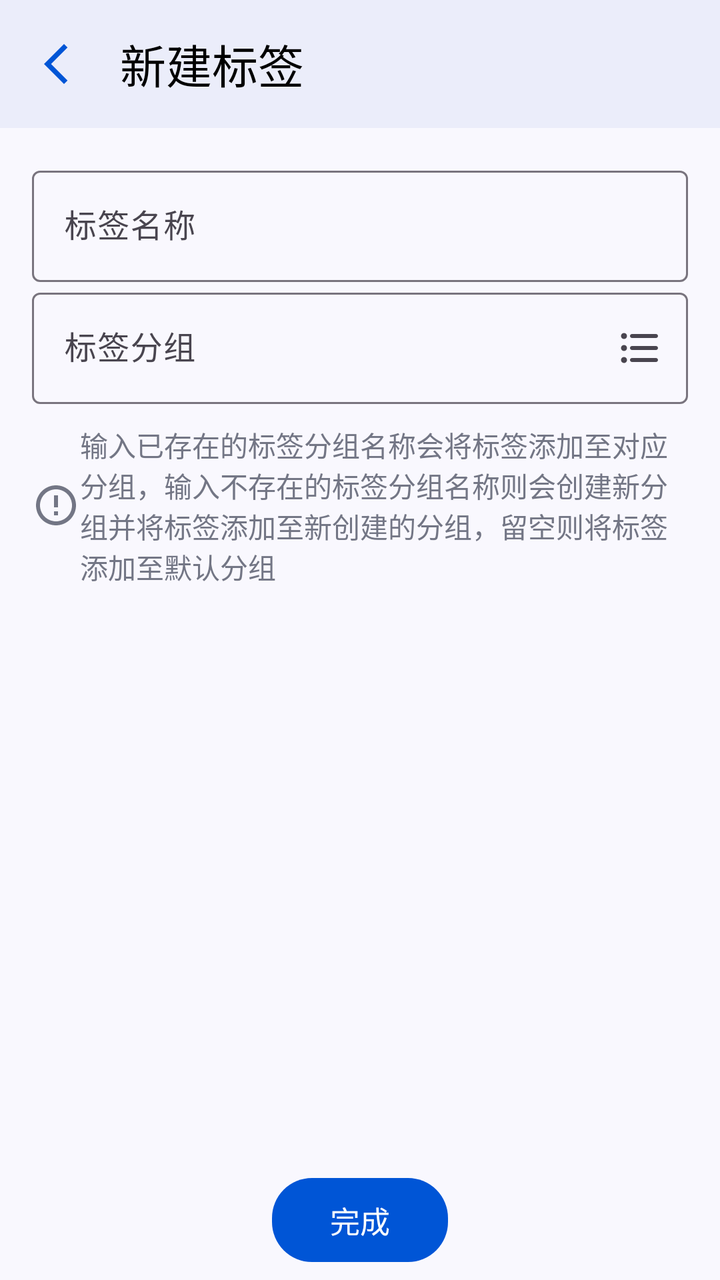
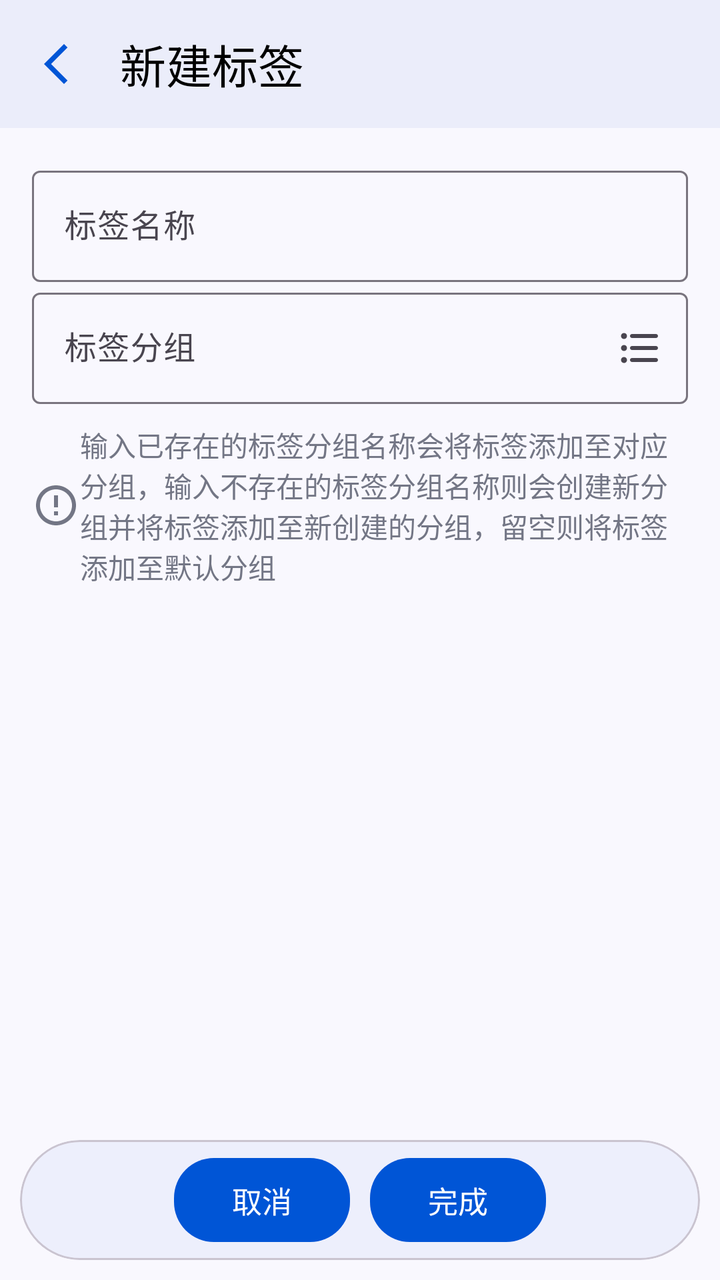

An Android layout rendered at two revisions. The XML below is the earlier revision; the diff shows what the commit changed to produce the second picture.
<!-- AndroidManifest.xml: application theme Theme.ProjectManager -->
<!-- res/layout/activity_new_tag.xml -->
<?xml version="1.0" encoding="utf-8"?>
<androidx.constraintlayout.widget.ConstraintLayout xmlns:android="http://schemas.android.com/apk/res/android"
    xmlns:app="http://schemas.android.com/apk/res-auto"
    xmlns:tools="http://schemas.android.com/tools"
    style="@style/PageStyle"
    android:layout_width="match_parent"
    android:layout_height="match_parent"
    tools:context=".ui.bookkeeping.tag.edit.NewTagActivity">

    <com.google.android.material.appbar.MaterialToolbar
        android:id="@+id/toolbar"
        android:layout_width="match_parent"
        android:layout_height="?attr/actionBarSize"
        app:layout_constraintEnd_toEndOf="parent"
        app:layout_constraintStart_toStartOf="parent"
        app:layout_constraintTop_toTopOf="parent"
        app:navigationIcon="@drawable/baseline_arrow_back_ios_new_24"
        app:title="@string/title_new_tag" />

    <ScrollView
        android:layout_width="match_parent"
        android:layout_height="0dp"
        app:layout_constraintBottom_toTopOf="@+id/finish_btn"
        app:layout_constraintTop_toBottomOf="@+id/toolbar">

        <LinearLayout
            android:layout_width="match_parent"
            android:layout_height="wrap_content"
            android:orientation="vertical"
            android:padding="16dp">

            <com.google.android.material.textfield.TextInputLayout
                android:id="@+id/tag_name_layout"
                app:endIconDrawable="@drawable/baseline_clear_24"
                app:endIconMode="clear_text"
                android:layout_width="match_parent"
                android:layout_height="wrap_content">

                <com.google.android.material.textfield.TextInputEditText
                    android:id="@+id/tag_name_input"
                    style="@style/UserInputEditTextStyle"
                    android:layout_width="match_parent"
                    android:layout_height="match_parent"
                    android:hint="@string/tag_name" />
            </com.google.android.material.textfield.TextInputLayout>

            <com.google.android.material.textfield.TextInputLayout
                android:id="@+id/tag_group_layout"
                android:layout_width="match_parent"
                android:layout_height="wrap_content"
                app:endIconDrawable="@drawable/round_format_list_bulleted_24"
                app:endIconMode="custom">

                <com.google.android.material.textfield.TextInputEditText
                    android:id="@+id/group_name_input"
                    style="@style/UserInputEditTextStyle"
                    android:layout_width="match_parent"
                    android:layout_height="wrap_content"
                    android:hint="@string/tag_group"
                    android:maxLength="20" />
            </com.google.android.material.textfield.TextInputLayout>

            <com.google.android.material.textview.MaterialTextView
                style="@style/TipTextViewStyle"
                android:layout_width="match_parent"
                android:layout_height="wrap_content"
                android:text="@string/tag_new_modify_tip" />
        </LinearLayout>
    </ScrollView>

    <com.google.android.material.button.MaterialButton
        android:id="@+id/finish_btn"
        style="@style/BtnStyle"
        android:layout_width="wrap_content"
        android:layout_height="wrap_content"
        android:text="@string/finish"
        app:layout_constraintBottom_toBottomOf="parent"
        app:layout_constraintLeft_toLeftOf="parent"
        app:layout_constraintRight_toRightOf="parent" />
</androidx.constraintlayout.widget.ConstraintLayout>
<!-- resources referenced by this layout -->
<resources>
  <!-- drawable baseline_arrow_back_ios_new_24 (drawable) -->
  <vector xmlns:android="http://schemas.android.com/apk/res/android" android:height="24dp" android:tint="#000000" android:viewportHeight="24" android:viewportWidth="24" android:width="24dp">
        
      <path android:fillColor="@android:color/white" android:pathData="M17.77,3.77l-1.77,-1.77l-10,10l10,10l1.77,-1.77l-8.23,-8.23z"/>
      
  </vector>
  <!-- drawable baseline_clear_24 (drawable) -->
  <vector xmlns:android="http://schemas.android.com/apk/res/android" android:height="24dp" android:tint="#000000" android:viewportHeight="24" android:viewportWidth="24" android:width="24dp">
        
      <path android:fillColor="@android:color/white" android:pathData="M19,6.41L17.59,5 12,10.59 6.41,5 5,6.41 10.59,12 5,17.59 6.41,19 12,13.41 17.59,19 19,17.59 13.41,12z"/>
      
  </vector>
  <string name="finish">完成</string>
  <string name="tag_group">标签分组</string>
  <string name="tag_name">标签名称</string>
  <string name="tag_new_modify_tip">输入已存在的标签分组名称会将标签添加至对应分组，输入不存在的标签分组名称则会创建新分组并将标签添加至新创建的分组，留空则将标签添加至默认分组</string>
  <string name="title_new_tag">新建标签</string>
  <style name="BtnStyle" parent="Widget.Material3.Button">
          <item name="backgroundTint">@color/theme_blue</item>
          <item name="android:textColor">@color/white</item>
          <item name="android:textSize">15sp</item>
          <item name="cornerRadius">20dp</item>
          <item name="android:layout_margin">5dp</item>
          <item name="android:padding">10dp</item>
      </style>
  <style name="PageStyle">
          <item name="android:fitsSystemWindows">true</item>
          <item name="android:background">@color/page_background</item>
      </style>
  <style name="TipTextViewStyle">
          <item name="android:paddingTop">10dp</item>
          <item name="android:textColor">@color/unchecked_gray</item>
          <item name="android:drawableStart">@drawable/baseline_error_outline_24</item>
          <item name="drawableTint">@color/unchecked_gray</item>
      </style>
  <style name="UserInputEditTextStyle" parent="Widget.Material3.TextInputEditText.OutlinedBox">
          <item name="android:inputType">text</item>
          <item name="android:textColorHighlight">@color/theme_blue_variant</item>
          <item name="android:maxLength">20</item>
      </style>
  <color name="theme_blue">#0055d6</color>
  <color name="white">#FFFFFFFF</color>
  <color name="page_background">#f9f8fe</color>
  <color name="unchecked_gray">#737685</color>
  <!-- drawable baseline_error_outline_24 (drawable) -->
  <vector xmlns:android="http://schemas.android.com/apk/res/android" android:height="24dp" android:tint="#000000" android:viewportHeight="24" android:viewportWidth="24" android:width="24dp">
        
      <path android:fillColor="@android:color/white" android:pathData="M11,15h2v2h-2zM11,7h2v6h-2zM11.99,2C6.47,2 2,6.48 2,12s4.47,10 9.99,10C17.52,22 22,17.52 22,12S17.52,2 11.99,2zM12,20c-4.42,0 -8,-3.58 -8,-8s3.58,-8 8,-8 8,3.58 8,8 -3.58,8 -8,8z"/>
      
  </vector>
  <color name="theme_blue_variant">#dae1fe</color>
  <color name="teal_200">#FF03DAC5</color>
  <color name="teal_700">#FF018786</color>
  <color name="black">#FF000000</color>
  <style name="ToolBarStyle" parent="Widget.Material3.Toolbar">
          <item name="android:background">@color/toolbar_background</item>
          <item name="navigationIconTint">@color/theme_blue</item>
          <item name="contentInsetStart">10dp</item>
          <item name="titleTextAppearance">@style/TitleStyle</item>
      </style>
  <color name="toolbar_background">#ebedfa</color>
  <style name="TitleStyle">
          <item name="android:textSize">23sp</item>
          <item name="android:textColor">@color/black</item>
      </style>
  <!-- unchanged entries left out for length: 2 -->
</resources>

<!-- the commit's change to res/layout/activity_new_tag.xml (unified diff, before → after) -->
@@ -20,7 +20,7 @@
     <ScrollView
         android:layout_width="match_parent"
         android:layout_height="0dp"
-        app:layout_constraintBottom_toTopOf="@+id/finish_btn"
+        app:layout_constraintBottom_toTopOf="@+id/btn_card_view"
         app:layout_constraintTop_toBottomOf="@+id/toolbar">
 
         <LinearLayout
@@ -68,13 +68,32 @@
         </LinearLayout>
     </ScrollView>
 
-    <com.google.android.material.button.MaterialButton
-        android:id="@+id/finish_btn"
-        style="@style/BtnStyle"
-        android:layout_width="wrap_content"
+    <com.google.android.material.card.MaterialCardView
+        android:id="@+id/btn_card_view"
+        style="@style/RoundCardStyle"
+        android:layout_width="match_parent"
         android:layout_height="wrap_content"
-        android:text="@string/finish"
-        app:layout_constraintBottom_toBottomOf="parent"
-        app:layout_constraintLeft_toLeftOf="parent"
-        app:layout_constraintRight_toRightOf="parent" />
+        app:layout_constraintBottom_toBottomOf="parent">
+
+        <LinearLayout
+            android:layout_width="match_parent"
+            android:layout_height="match_parent"
+            android:gravity="center"
+            android:orientation="horizontal">
+
+            <com.google.android.material.button.MaterialButton
+                android:id="@+id/cancel_btn"
+                style="@style/BtnStyle"
+                android:layout_width="wrap_content"
+                android:layout_height="wrap_content"
+                android:text="@string/cancel" />
+
+            <com.google.android.material.button.MaterialButton
+                android:id="@+id/finish_btn"
+                style="@style/BtnStyle"
+                android:layout_width="wrap_content"
+                android:layout_height="wrap_content"
+                android:text="@string/finish" />
+        </LinearLayout>
+    </com.google.android.material.card.MaterialCardView>
 </androidx.constraintlayout.widget.ConstraintLayout>
<!-- resource entries referenced after the edit -->
@@ -12,6 +12,7 @@
       <path android:fillColor="@android:color/white" android:pathData="M19,6.41L17.59,5 12,10.59 6.41,5 5,6.41 10.59,12 5,17.59 6.41,19 12,13.41 17.59,19 19,17.59 13.41,12z"/>
       
   </vector>
+  <string name="cancel">取消</string>
   <string name="finish">完成</string>
   <string name="tag_group">标签分组</string>
   <string name="tag_name">标签名称</string>
@@ -29,6 +30,11 @@
           <item name="android:fitsSystemWindows">true</item>
           <item name="android:background">@color/page_background</item>
       </style>
+  <style name="RoundCardStyle">
+          <item name="cardBackgroundColor">@color/card_background</item>
+          <item name="cardCornerRadius">50dp</item>
+          <item name="android:layout_margin">10dp</item>
+      </style>
   <style name="TipTextViewStyle">
           <item name="android:paddingTop">10dp</item>
           <item name="android:textColor">@color/unchecked_gray</item>
@@ -43,6 +49,7 @@
   <color name="theme_blue">#0055d6</color>
   <color name="white">#FFFFFFFF</color>
   <color name="page_background">#f9f8fe</color>
+  <color name="card_background">#edeffc</color>
   <color name="unchecked_gray">#737685</color>
   <!-- drawable baseline_error_outline_24 (drawable) -->
   <vector xmlns:android="http://schemas.android.com/apk/res/android" android:height="24dp" android:tint="#000000" android:viewportHeight="24" android:viewportWidth="24" android:width="24dp">
